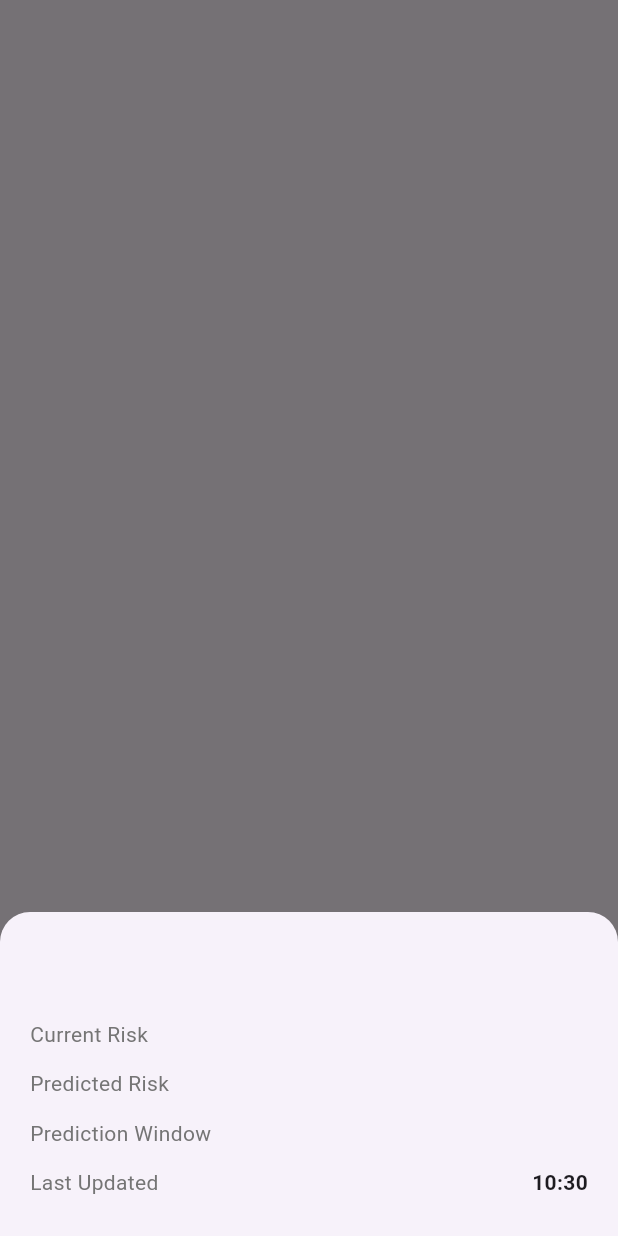
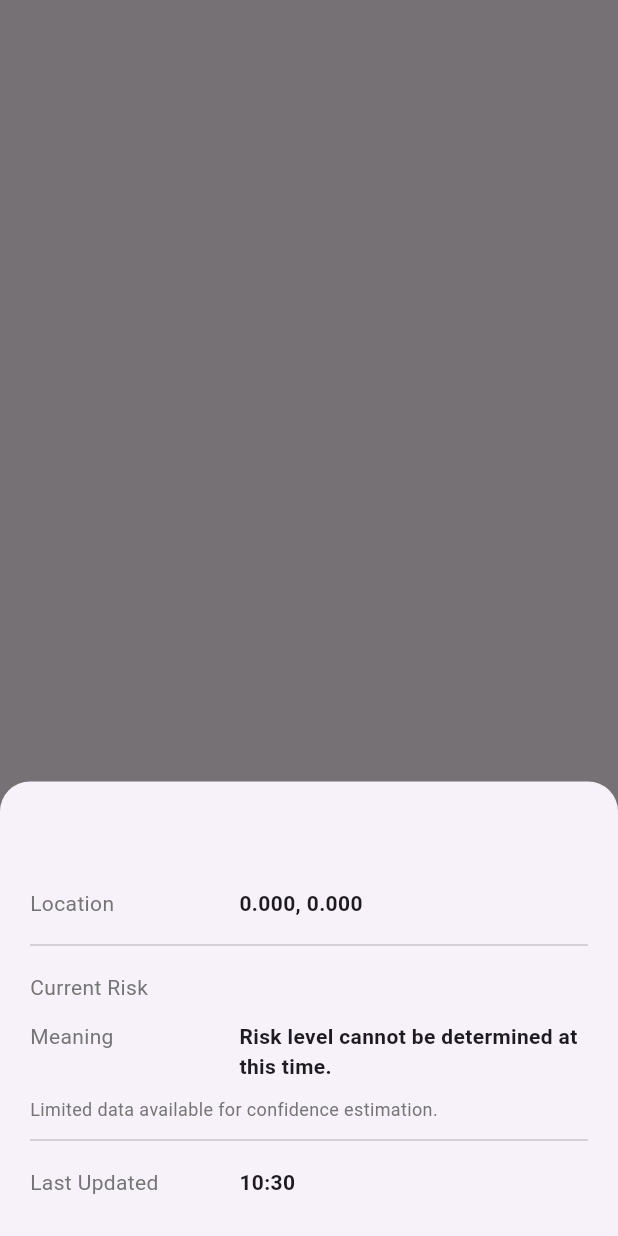
Before and after one commit to kalviumcommunity/S62_0126_SIK_flutter-firebase_HydraSense, a Flutter app: what showRiskInfoSheet() shows on an empty page, opened directly with empty values, on a phone screen of 412 x 824 dp. Run offline on Flutter 3.47's test engine with Material 3 defaults, Android fonts, the phone set to English and light mode, and no system bars; our stand-ins replace cloud_firestore, firebase_auth, firebase_core, flutter_map, geolocator, latlong2; accounts and stored records are empty; network calls fail.

Commit message:
map feature basic implimentation done

```diff
--- a/lib/models/risk_state.dart
+++ b/lib/models/risk_state.dart
@@ -13,6 +13,9 @@ class RiskState {
   final String? predictedRisk;
 
   final int? predictionWindow;
+  final double? confidence;
+  final DateTime? predictionExpiresAt;
+
   final DateTime updatedAt;
 
   RiskState({
@@ -24,6 +27,8 @@ class RiskState {
     required this.currentRisk,
     this.predictedRisk,
     this.predictionWindow,
+    this.confidence,
+    this.predictionExpiresAt,
     required this.updatedAt,
   });
 
@@ -45,6 +50,14 @@ class RiskState {
       predictedRisk: data['predictedRisk'] as String?,
 
       predictionWindow: data['predictionWindow'] as int?,
+      confidence: data['confidence'] != null
+          ? (data['confidence'] as num).toDouble()
+          : null,
+
+      predictionExpiresAt: data['predictionExpiresAt'] != null
+          ? (data['predictionExpiresAt'] as Timestamp).toDate()
+          : null,
+
       updatedAt: (data['updatedAt'] as Timestamp).toDate(),
     );
   }
--- a/lib/utils/risk_ui_utils.dart
+++ b/lib/utils/risk_ui_utils.dart
@@ -25,3 +25,20 @@ IconData getRiskIcon(String riskLevel) {
       return Icons.info;
   }
 }
+
+String getRiskExplanation(String riskLevel) {
+  switch (riskLevel) {
+    case 'LOW':
+      return 'No active flooding detected. Conditions are stable.';
+    case 'MODERATE':
+      return 'Flooding is possible in low-lying areas. Stay alert.';
+    case 'HIGH':
+      return 'Severe flood conditions detected. Avoid affected areas.';
+    default:
+      return 'Risk level cannot be determined at this time.';
+  }
+}
+
+String getPredictionExplanation() {
+  return 'This is a projection based on forecast rain. It may change as conditions update.';
+}
--- a/lib/widgets/risk_info_sheet.dart
+++ b/lib/widgets/risk_info_sheet.dart
@@ -1,13 +1,17 @@
 import 'package:flutter/material.dart';
+import '../models/risk_state.dart';
+import '../utils/risk_ui_utils.dart';
 
 void showRiskInfoSheet({
   required BuildContext context,
-  required String districtName,
-  required String currentRisk,
-  String? predictedRisk,
-  String? predictionWindow,
-  required DateTime lastUpdated,
+  required RiskState state,
 }) {
+  final now = DateTime.now();
+
+  final predictionValid =
+      state.predictionExpiresAt != null &&
+      now.isBefore(state.predictionExpiresAt!);
+
   showModalBottomSheet(
     context: context,
     shape: const RoundedRectangleBorder(
@@ -21,25 +25,82 @@ void showRiskInfoSheet({
           crossAxisAlignment: CrossAxisAlignment.start,
           children: [
             Text(
-              districtName,
+              state.districtId.toUpperCase(),
               style: const TextStyle(
                 fontSize: 20,
                 fontWeight: FontWeight.bold,
               ),
             ),
+
             const SizedBox(height: 16),
 
-            _infoRow('Current Risk', currentRisk),
+            _infoRow(
+              'Location',
+              '${state.centerLat.toStringAsFixed(3)}, '
+              '${state.centerLng.toStringAsFixed(3)}',
+            ),
 
-            if (predictedRisk != null)
-              _infoRow('Predicted Risk', predictedRisk),
+            const Divider(height: 24),
 
-            if (predictionWindow != null)
-              _infoRow('Prediction Window', predictionWindow),
+            _infoRow('Current Risk', state.currentRisk),
+            _infoRow(
+              'Meaning',
+              getRiskExplanation(state.currentRisk),
+            ),
+
+            if (state.confidence != null && state.confidence! >= 0.2)
+              _infoRow(
+                'Confidence',
+                '${(state.confidence! * 100).toStringAsFixed(0)}%',
+              ),
+
+            if (state.confidence != null && state.confidence! < 0.2)
+              Padding(
+                padding: const EdgeInsets.only(top: 4),
+                child: Text(
+                  'Limited data available for confidence estimation.',
+                  style: TextStyle(
+                    fontSize: 12,
+                    color: Colors.grey.shade600,
+                  ),
+                ),
+              ),
+
+            if (predictionValid &&
+                state.predictedRisk != null &&
+                state.predictionWindow != null &&
+                state.predictedRadius != null) ...[
+              const Divider(height: 24),
+
+              _infoRow('Predicted Risk', state.predictedRisk!),
+
+              _infoRow(
+                'Prediction Window',
+                'Next ${state.predictionWindow} hours',
+              ),
+
+              _infoRow(
+                'Possible Spread',
+                '${(state.predictedRadius! / 1000).toStringAsFixed(1)} km radius',
+              ),
+
+              Padding(
+                padding: const EdgeInsets.only(top: 6),
+                child: Text(
+                  getPredictionExplanation(),
+                  style: TextStyle(
+                    fontSize: 12,
+                    color: Colors.grey.shade600,
+                  ),
+                ),
+              ),
+            ],
+
+            const Divider(height: 24),
 
             _infoRow(
               'Last Updated',
-              _formatTime(lastUpdated),
+              _formatTime(state.updatedAt),
             ),
           ],
         ),
@@ -52,20 +113,26 @@ Widget _infoRow(String label, String value) {
   return Padding(
     padding: const EdgeInsets.symmetric(vertical: 6),
     child: Row(
-      mainAxisAlignment: MainAxisAlignment.spaceBetween,
+      crossAxisAlignment: CrossAxisAlignment.start,
       children: [
-        Text(
+        Expanded(
+          flex: 3,
+          child: Text(
             label,
             style: TextStyle(
               color: Colors.grey.shade600,
               fontSize: 14,
             ),
           ),
-        Text(
+        ),
+        Expanded(
+          flex: 5,
+          child: Text(
             value,
             style: const TextStyle(
               fontWeight: FontWeight.w600,
               fontSize: 14,
+            ),
           ),
         ),
       ],
```
Also changed, not shown: lib/screens/map_screen.dart (+88 -16 lines), lib/utils/distance_utils.dart (added, +7 -0 lines), lib/widgets/prediction_warning_banner.dart (added, +53 -0 lines). Lines whose indentation alone changed are shown as unchanged.
